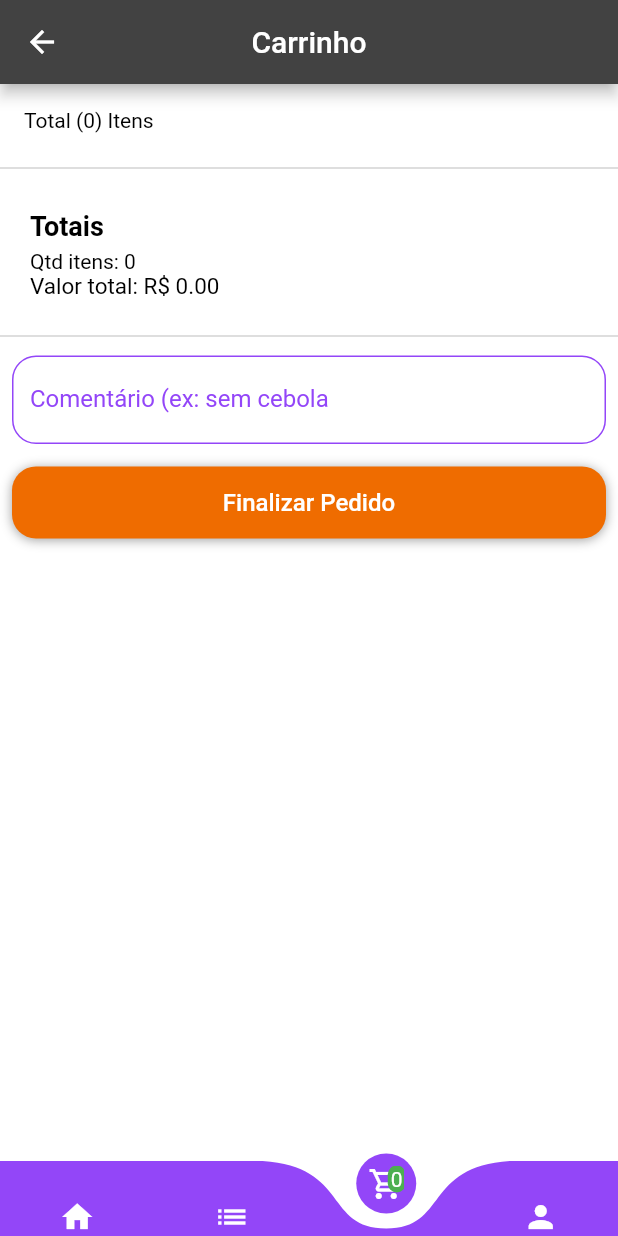
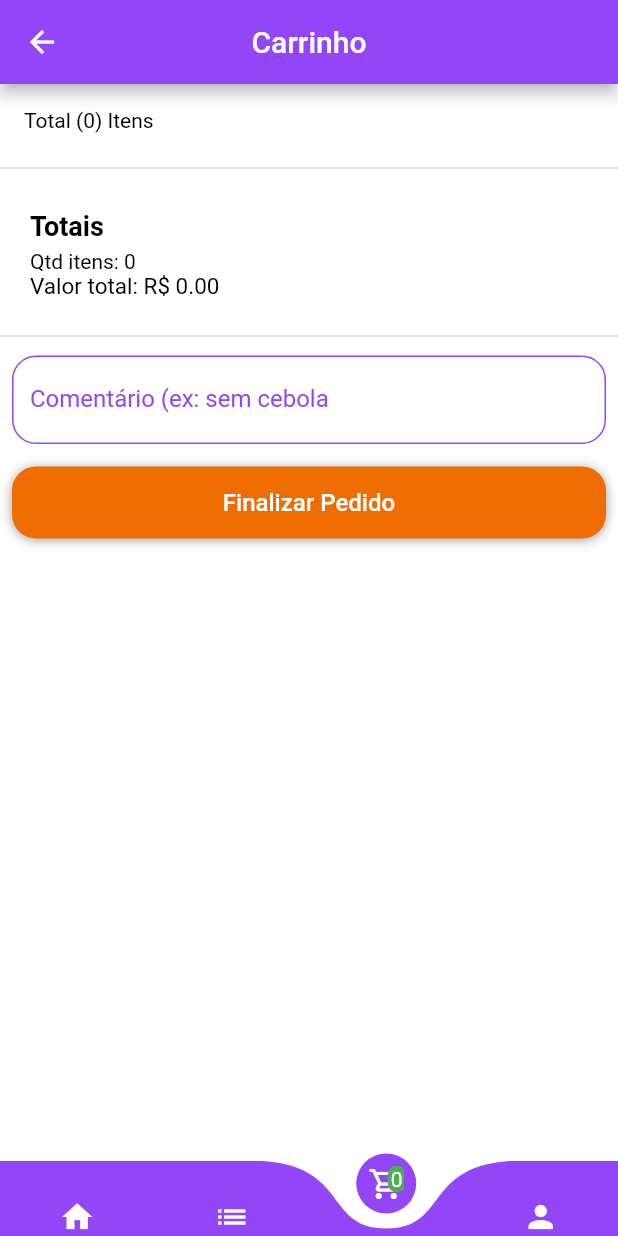
Before and after one commit to diegopiva54/FlutterFood, a Flutter app: the CartScreen screen opened by its route, on a phone screen of 412 x 824 dp. Run offline on Flutter 3.47's test engine with Material 2 defaults, Android fonts, the phone set to English and light mode, and no system bars; drawn by our look-alikes of curved_navigation_bar; our stand-ins replace cached_network_image, device_info, dio, flutter_mobx, flutter_rating_bar, flutter_secure_storage and 2 more; accounts and stored records are empty; generated files the repository leaves out were written again.

Commit message:
setado cor default para topbar

```diff
--- a/lib/screens/cart/cart_page.dart
+++ b/lib/screens/cart/cart_page.dart
@@ -24,6 +24,7 @@ class CartScreen extends StatelessWidget {
     return Scaffold(
       backgroundColor: Theme.of(context).backgroundColor,
       appBar: AppBar(
+        backgroundColor: Theme.of(context).primaryColor,
         title: Text('Carrinho'),
         centerTitle: true,
       ),
--- a/lib/screens/evaluations_order/evaluations_order.dart
+++ b/lib/screens/evaluations_order/evaluations_order.dart
@@ -20,6 +20,7 @@ class EvaluationOrderScreen extends StatelessWidget {
 
     return Scaffold(
       appBar: AppBar(
+        backgroundColor: Theme.of(context).primaryColor,
         title: Text('Avaliar o pedido'),
         centerTitle: true,
       ),
--- a/lib/screens/foods/foods_page.dart
+++ b/lib/screens/foods/foods_page.dart
@@ -63,6 +63,7 @@ class _FoodsScreenState extends State<FoodsScreen> {
   Widget build(BuildContext context) {
     return Scaffold(
       appBar: AppBar(
+        backgroundColor: Theme.of(context).primaryColor,
         title: Text('${_restaurant.name}'),
         centerTitle: true,
       ),
--- a/lib/screens/order_details/order_details.dart
+++ b/lib/screens/order_details/order_details.dart
@@ -17,6 +17,7 @@ class OrderDetailsScreen extends StatelessWidget {
     print(_order.comment);
     return Scaffold(
       appBar: AppBar(
+        backgroundColor: Theme.of(context).primaryColor,
         title: Text("Detalhes do Pedido"),
         centerTitle: true,
       ),
--- a/lib/screens/orders/order_page.dart
+++ b/lib/screens/orders/order_page.dart
@@ -17,6 +17,7 @@ class OrdersScreen extends StatelessWidget {
 
     return Scaffold(
       appBar: AppBar(
+        backgroundColor: Theme.of(context).primaryColor,
         title: Text('Meus Pedidos'),
         centerTitle: true,
       ),
--- a/lib/screens/profile/profile_page.dart
+++ b/lib/screens/profile/profile_page.dart
@@ -13,6 +13,7 @@ class ProfileScreen extends StatelessWidget {
 
     return Scaffold(
       appBar: AppBar(
+        backgroundColor: Theme.of(context).primaryColor,
         title: Text('Meu Perfil'),
         centerTitle: true,
       ),
--- a/lib/screens/restaurants/restaurant_page.dart
+++ b/lib/screens/restaurants/restaurant_page.dart
@@ -32,6 +32,7 @@ class _RestaurantsPageState extends State<RestaurantsPage> {
 
     return Scaffold(
       appBar: AppBar(
+        backgroundColor: Theme.of(context).primaryColor,
         title: Text('Restaurantes'),
         centerTitle: true,
       ),
```
